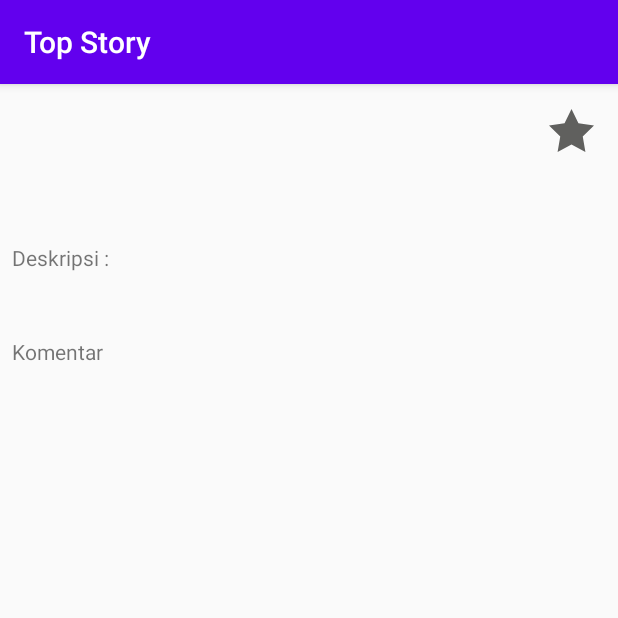
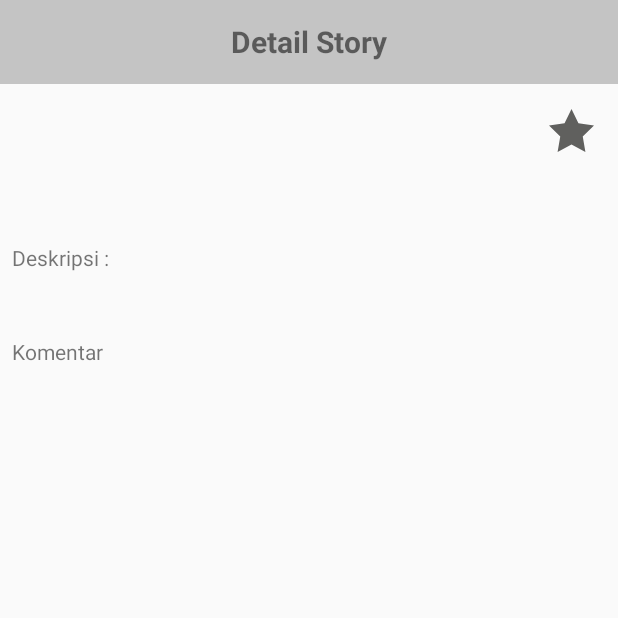
Before and after one commit to odiapratama/TopStory, an Android app: the DetailStoryActivity screen opened directly, with no data from a screen before it, on a phone screen of 412 x 824 dp, the top half of it. Run offline under Robolectric (Android 15) with nearby library versions, the phone set to English and light mode, and no system bars; 1 statement that could not run was skipped.

Commit message:
Add center toolbar

```diff
--- a/app/src/main/java/com/codex/topstory/activities/DetailStoryActivity.kt
+++ b/app/src/main/java/com/codex/topstory/activities/DetailStoryActivity.kt
@@ -3,7 +3,7 @@ package com.codex.topstory.activities
 import androidx.appcompat.app.AppCompatActivity
 import android.os.Bundle
 import com.codex.topstory.R
-import com.codex.topstory.activities.MainActivity.Companion.EXTRA_STORY
+import com.codex.topstory.activities.StoryActivity.Companion.EXTRA_STORY
 import com.codex.topstory.adapters.CommentAdapter
 import com.codex.topstory.models.Item
 import com.codex.topstory.models.User
--- a/app/src/main/res/layout/activity_detail_story.xml
+++ b/app/src/main/res/layout/activity_detail_story.xml
@@ -5,6 +5,24 @@
     android:layout_width="match_parent"
     android:layout_height="match_parent"
     tools:context=".activities.DetailStoryActivity">
+
+    <androidx.appcompat.widget.Toolbar
+        android:id="@+id/toolbar"
+        android:layout_width="match_parent"
+        android:layout_height="wrap_content"
+        android:background="@color/gray"
+        android:minHeight="?attr/actionBarSize"
+        app:layout_constraintTop_toTopOf="parent">
+
+        <TextView
+            android:layout_width="wrap_content"
+            android:layout_height="wrap_content"
+            android:layout_gravity="center"
+            android:text="@string/detail_story"
+            android:textSize="20sp"
+            android:textStyle="bold" />
+
+    </androidx.appcompat.widget.Toolbar>
 
     <TextView
         android:id="@+id/tvTitle"
@@ -16,7 +34,7 @@
         android:textAlignment="center"
         app:layout_constraintEnd_toStartOf="@id/ivFav"
         app:layout_constraintStart_toStartOf="parent"
-        app:layout_constraintTop_toTopOf="parent"
+        app:layout_constraintTop_toBottomOf="@id/toolbar"
         tools:text="TEST" />
 
     <ImageView
@@ -27,7 +45,7 @@
         android:background="@drawable/unstar"
         android:contentDescription="@null"
         app:layout_constraintEnd_toEndOf="parent"
-        app:layout_constraintTop_toTopOf="parent" />
+        app:layout_constraintTop_toBottomOf="@id/toolbar" />
 
     <TextView
         android:id="@+id/tvAuthor"
--- a/app/src/main/res/values/colors.xml
+++ b/app/src/main/res/values/colors.xml
@@ -3,4 +3,5 @@
     <color name="colorPrimary">#6200EE</color>
     <color name="colorPrimaryDark">#3700B3</color>
     <color name="colorAccent">#03DAC5</color>
+    <color name="gray">#C4C4C4</color>
 </resources>
--- a/app/src/main/res/values/strings.xml
+++ b/app/src/main/res/values/strings.xml
@@ -1,5 +1,6 @@
 <resources>
     <string name="app_name">Top Story</string>
+    <string name="detail_story">Detail Story</string>
     <string name="total_comment">Total Comment: %s</string>
     <string name="total_score">Total Score: %s</string>
     <string name="description">Deskripsi :</string>
--- a/app/src/main/res/values/styles.xml
+++ b/app/src/main/res/values/styles.xml
@@ -1,11 +1,10 @@
 <resources>
 
-    <!-- Base application theme. -->
-    <style name="AppTheme" parent="Theme.AppCompat.Light.DarkActionBar">
-        <!-- Customize your theme here. -->
-        <item name="colorPrimary">@color/colorPrimary</item>
-        <item name="colorPrimaryDark">@color/colorPrimaryDark</item>
-        <item name="colorAccent">@color/colorAccent</item>
+    <style name="AppTheme" parent="Theme.AppCompat.Light" />
+
+    <style name="AppTheme.NoActionBar">
+        <item name="windowActionBar">false</item>
+        <item name="windowNoTitle">true</item>
     </style>
 
 </resources>
```
Also changed, not shown: app/src/main/AndroidManifest.xml (+9 -3 lines), app/src/main/java/com/codex/topstory/activities/StoryActivity.kt (renamed from app/src/main/java/com/codex/topstory/activities/MainActivity.kt, +5 -5 lines), app/src/main/res/layout/activity_story.xml (renamed from app/src/main/res/layout/activity_main.xml, +20 -2 lines).
